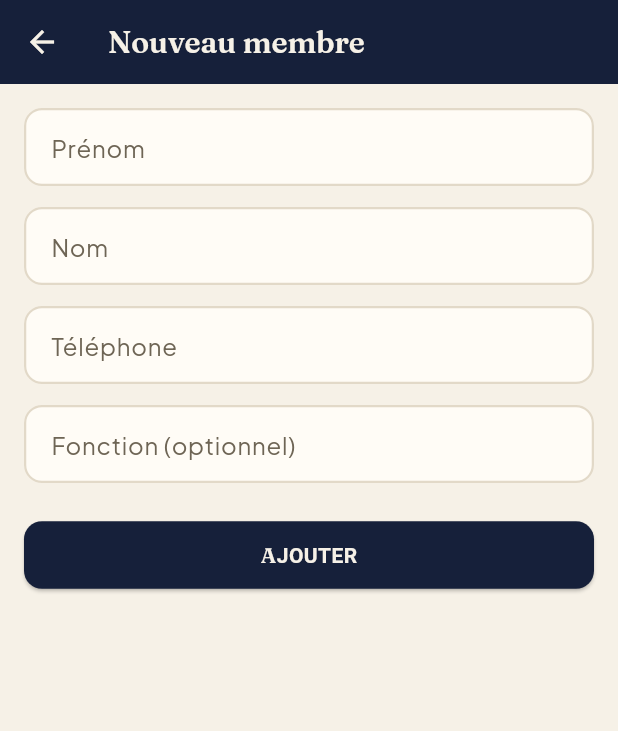
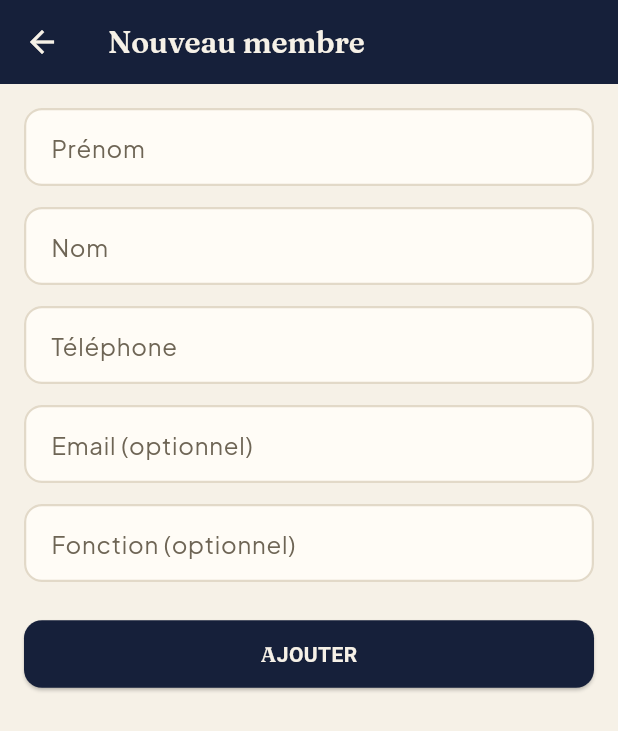
Before and after one commit to juniorbaklers/App-tresora-mobile, a Flutter app: the MembreFormScreen screen opened directly, on a phone screen of 412 x 824 dp. Shown: the top 731 px of the screen. Run offline on Flutter 3.47's test engine with Material 3 defaults, Android fonts, the phone set to English and light mode, and no system bars; our stand-ins replace connectivity_plus, fl_chart, flutter_riverpod, google_fonts, pdf, printing and 2 more; accounts and stored records are empty.

Commit message:
Ajoute l'email au formulaire membre et propose d'ajouter un contributeur comme membre
- Formulaire membre : champ email (optionnel) manquant côté mobile alors
  que le modèle, la base et la fiche membre le supportaient déjà — reprend
  le champ email de NouveauMembreForm sur tresora-app.
- Contribution à un événement : si le nom saisi ne correspond à aucun
  membre existant de l'espace, l'app propose de l'ajouter au registre des
  membres (prénom/nom déduits du nom saisi), pour qu'un donateur régulier
  ne reste pas invisible du suivi des cotisations.

```diff
--- a/lib/screens/membres/membre_form_screen.dart
+++ b/lib/screens/membres/membre_form_screen.dart
@@ -21,6 +21,8 @@ class _MembreFormScreenState extends ConsumerState<MembreFormScreen> {
       TextEditingController(text: widget.membre?.prenom ?? '');
   late final _telCtrl =
       TextEditingController(text: widget.membre?.telephone ?? '');
+  late final _emailCtrl =
+      TextEditingController(text: widget.membre?.email ?? '');
   late final _fonctionCtrl =
       TextEditingController(text: widget.membre?.fonction ?? '');
   bool _enCours = false;
@@ -33,6 +35,7 @@ class _MembreFormScreenState extends ConsumerState<MembreFormScreen> {
     _nomCtrl.dispose();
     _prenomCtrl.dispose();
     _telCtrl.dispose();
+    _emailCtrl.dispose();
     _fonctionCtrl.dispose();
     super.dispose();
   }
@@ -50,6 +53,8 @@ class _MembreFormScreenState extends ConsumerState<MembreFormScreen> {
           'nom': _nomCtrl.text.trim(),
           'prenom': _prenomCtrl.text.trim(),
           'telephone': _telCtrl.text.trim(),
+          'email':
+              _emailCtrl.text.trim().isEmpty ? null : _emailCtrl.text.trim(),
           'fonction': _fonctionCtrl.text.trim().isEmpty
               ? null
               : _fonctionCtrl.text.trim(),
@@ -63,6 +68,8 @@ class _MembreFormScreenState extends ConsumerState<MembreFormScreen> {
           nom: _nomCtrl.text.trim(),
           prenom: _prenomCtrl.text.trim(),
           telephone: _telCtrl.text.trim(),
+          email:
+              _emailCtrl.text.trim().isEmpty ? null : _emailCtrl.text.trim(),
           fonction: _fonctionCtrl.text.trim().isEmpty
               ? null
               : _fonctionCtrl.text.trim(),
@@ -111,6 +118,16 @@ class _MembreFormScreenState extends ConsumerState<MembreFormScreen> {
                 ),
                 const SizedBox(height: 14),
                 TextFormField(
+                  controller: _emailCtrl,
+                  keyboardType: TextInputType.emailAddress,
+                  decoration:
+                      const InputDecoration(labelText: 'Email (optionnel)'),
+                  validator: (v) => (v != null && v.trim().isNotEmpty && !v.contains('@'))
+                      ? 'Email invalide'
+                      : null,
+                ),
+                const SizedBox(height: 14),
+                TextFormField(
                   controller: _fonctionCtrl,
                   decoration:
                       const InputDecoration(labelText: 'Fonction (optionnel)'),
```
Also changed, not shown: lib/screens/evenements/evenement_detail_screen.dart (+47 -1 lines), 1 other file.
